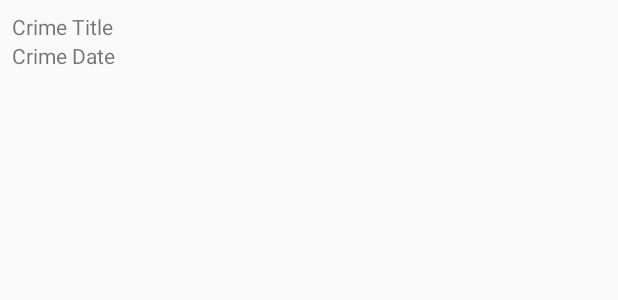
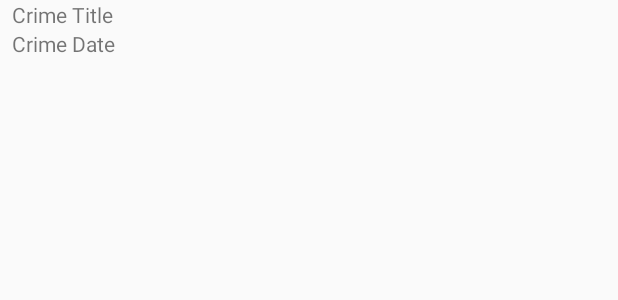
Before and after one commit to irpea/CriminalIntent, an Android app: the layout list_item_crime.xml on its own in the app's theme, with its tools: preview values and no code run, on a phone screen of 412 x 824 dp. Shown: the top 300 px of the screen. Run offline under Robolectric (Android 15) with nearby library versions, the phone set to English and light mode, and no system bars.

Commit message:
Working ConstraintLayout

```diff
--- a/app/build.gradle
+++ b/app/build.gradle
@@ -25,7 +25,7 @@ dependencies {
         exclude group: 'com.android.support', module: 'support-annotations'
     })
     compile 'com.android.support:appcompat-v7:25.3.1'
-    compile 'com.android.support.constraint:constraint-layout:1.0.0-beta4'
     testCompile 'junit:junit:4.12'
     compile 'com.android.support:recyclerview-v7:25.3.1'
+    compile 'com.android.support.constraint:constraint-layout:1.0.0-beta4'
 }
--- a/app/src/main/res/layout/list_item_crime.xml
+++ b/app/src/main/res/layout/list_item_crime.xml
@@ -1,20 +1,30 @@
 <?xml version="1.0" encoding="utf-8"?>
-<LinearLayout xmlns:android="http://schemas.android.com/apk/res/android"
-              android:orientation="vertical"
-              android:layout_width="match_parent"
-              android:layout_height="wrap_content"
-    android:padding="8dp">
+<android.support.constraint.ConstraintLayout xmlns:android="http://schemas.android.com/apk/res/android"
+                                             xmlns:app="http://schemas.android.com/apk/res-auto"
+                                             xmlns:tools="http://schemas.android.com/tools"
+                                             android:layout_width="match_parent"
+                                             android:layout_height="wrap_content"
+                                             android:orientation="vertical">
 
     <TextView
-        android:layout_width="match_parent"
+        android:id="@+id/crime_title"
+        android:layout_width="wrap_content"
         android:layout_height="wrap_content"
-        android:id="@+id/crime_title"
-        android:text="Crime Title"/>
+        android:text="Crime Title"
+        tools:layout_constraintTop_creator="1"
+        tools:layout_constraintLeft_creator="1"
+        app:layout_constraintLeft_toLeftOf="parent"
+        app:layout_constraintTop_toTopOf="parent"
+        android:layout_marginLeft="8dp"/>
 
     <TextView
-        android:layout_width="match_parent"
+        android:id="@+id/crime_date"
+        android:layout_width="wrap_content"
         android:layout_height="wrap_content"
-        android:id="@+id/crime_date"
-        android:text="Crime Date"/>
+        android:text="Crime Date"
+        tools:layout_constraintTop_creator="1"
+        app:layout_constraintTop_toBottomOf="@+id/crime_title"
+        tools:layout_constraintLeft_creator="1"
+        app:layout_constraintLeft_toLeftOf="@+id/crime_title"/>
 
-</LinearLayout>
+</android.support.constraint.ConstraintLayout>
```
